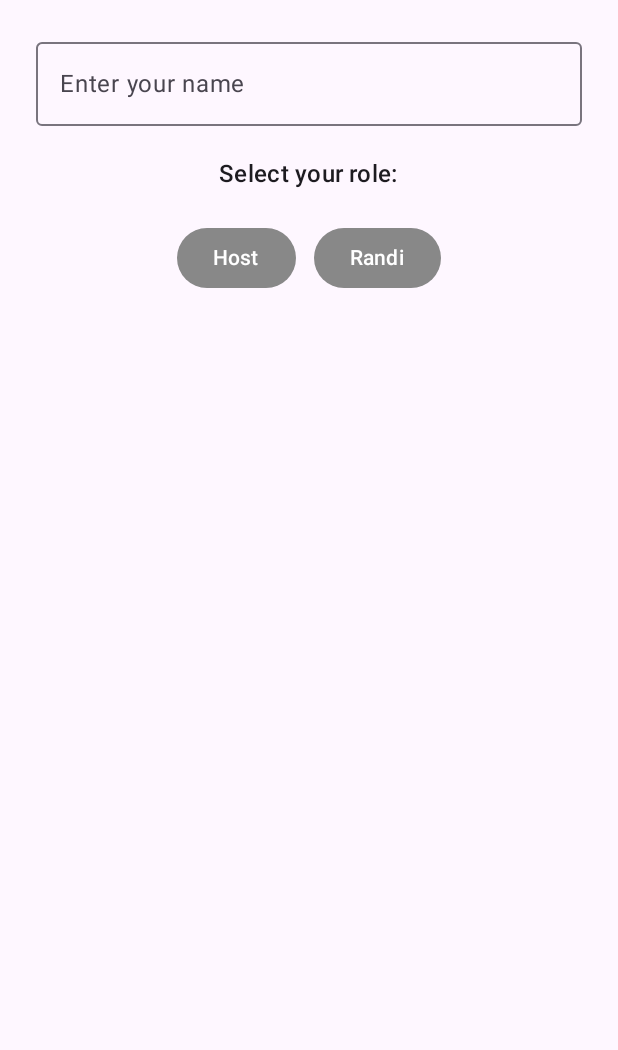
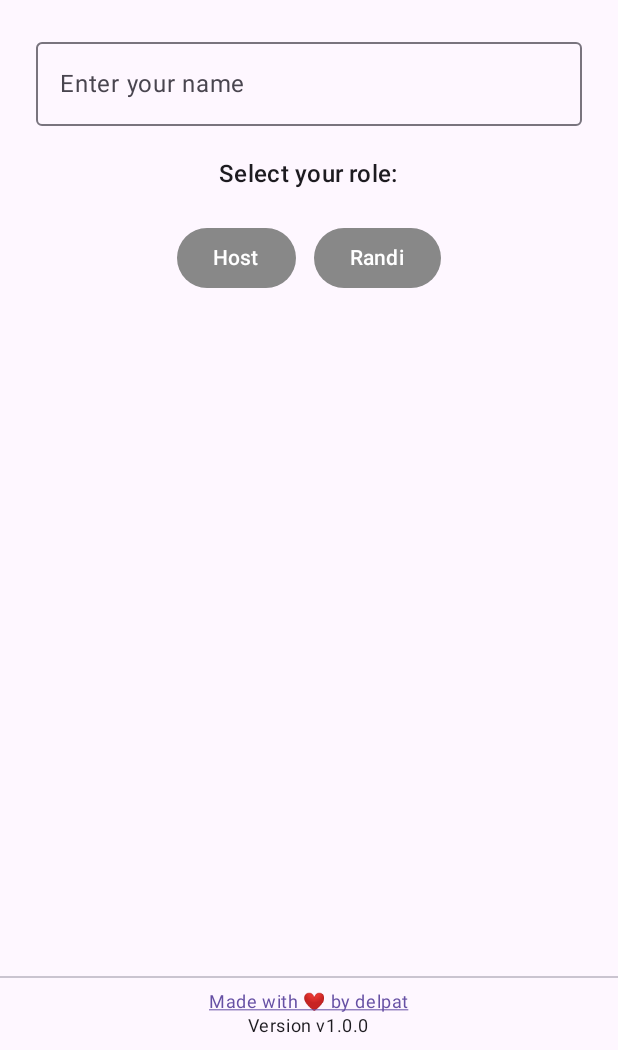
Before and after one commit to roguetitan1703/Mindikot, an Android app built with Jetpack Compose: the screen it shows after launch (MainActivity), on a phone screen of 412 x 824 dp, the part 186-1236 px from its top. Run offline under Robolectric (Android 15) with nearby library versions, the phone set to English and light mode, and no system bars; 2 statements that could not run were skipped.

Commit message:
[update]
footer

```diff
--- a/app/src/main/java/com/example/mindikot/MainActivity.kt
+++ b/app/src/main/java/com/example/mindikot/MainActivity.kt
@@ -10,6 +10,7 @@ import androidx.compose.ui.tooling.preview.Preview
 import androidx.compose.ui.Modifier // Ensure this import is added
 import androidx.navigation.compose.rememberNavController
 import com.example.mindikot.ui.MainNavHost
+import com.example.mindikot.ui.components.GameFooter
 import com.example.mindikot.ui.theme.MindikotTheme
 
 class MainActivity : ComponentActivity() {
@@ -45,20 +46,17 @@ class MainActivity : ComponentActivity() {
                             colors = TopAppBarDefaults.mediumTopAppBarColors()
                         )
                     }
+                    ,
+                    bottomBar = {
+                        GameFooter(version = "v1.0.0") // 👈 Footer added here
+                    }
                 ) { paddingValues ->
                     // Main content is handled by MainNavHost, passing the navigation controller
                     MainNavHost(navController = navController, modifier = Modifier.padding(paddingValues))
+
                 }
+
             }
         }
     }
 }
-
-@Preview(showBackground = true)
-@Composable
-fun DefaultPreview() {
-    MindikotTheme {
-        val navController = rememberNavController()
-        MainNavHost(navController = navController)
-    }
-}
--- /dev/null
+++ b/app/src/main/java/com/example/mindikot/ui/components/GameFooter.kt
@@ -0,0 +1,39 @@
+package com.example.mindikot.ui.components
+
+import android.content.Intent
+import android.net.Uri
+import androidx.compose.foundation.clickable
+import androidx.compose.foundation.layout.*
+import androidx.compose.material3.*
+import androidx.compose.runtime.Composable
+import androidx.compose.ui.Alignment
+import androidx.compose.ui.Modifier
+import androidx.compose.ui.platform.LocalContext
+import androidx.compose.ui.text.style.TextDecoration
+import androidx.compose.ui.unit.dp
+
+@Composable
+fun GameFooter(version: String = "v1.0.0") {
+    val context = LocalContext.current
+
+    Column(
+        modifier = Modifier
+            .fillMaxWidth()
+            .padding(top = 24.dp, bottom = 8.dp),
+        horizontalAlignment = Alignment.CenterHorizontally
+    ) {
+        Divider(modifier = Modifier.padding(vertical = 8.dp))
+
+        Text(
+            text = "Made with ❤️ by delpat",
+            style = MaterialTheme.typography.bodySmall.copy(textDecoration = TextDecoration.Underline),
+            color = MaterialTheme.colorScheme.primary,
+            modifier = Modifier.clickable {
+                val intent = Intent(Intent.ACTION_VIEW, Uri.parse("https://delpat-llp.web.app/"))
+                context.startActivity(intent)
+            }
+        )
+
+        Text("Version $version", style = MaterialTheme.typography.bodySmall)
+    }
+}
```
